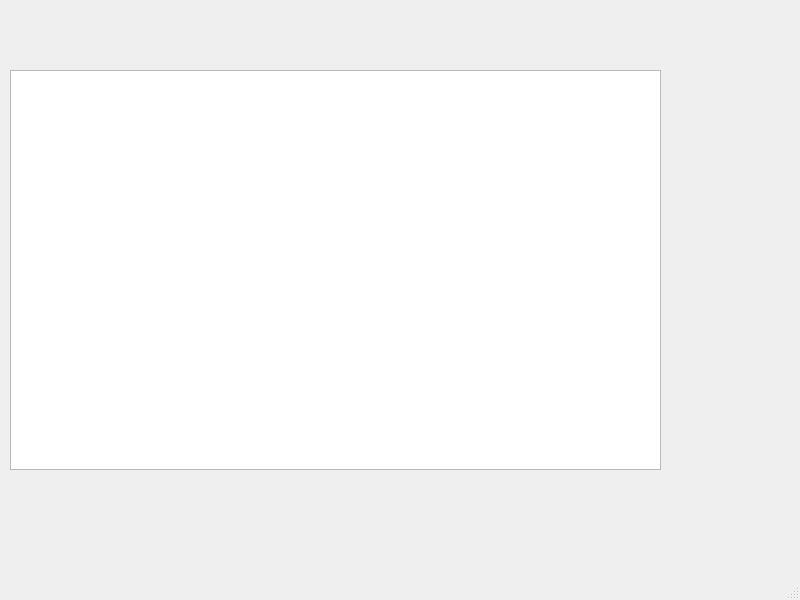
Old version of the form codigoProyectoFinal/mainwindow.ui in the repository EdwinGutierrezAcevedo/ProyectoFinal.
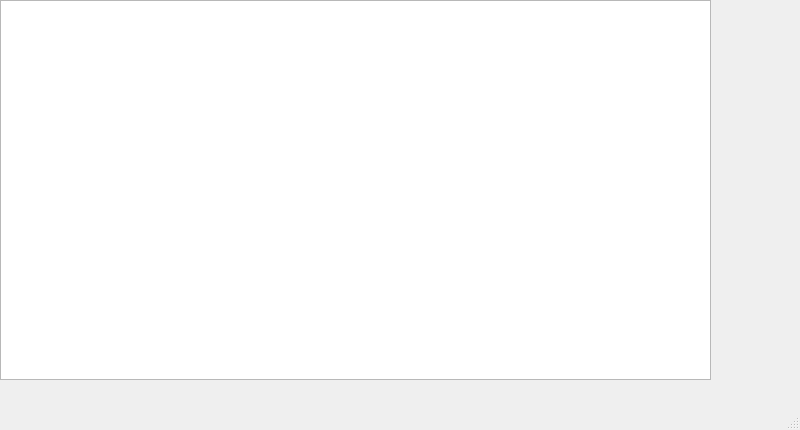
New version of the form.

```diff
--- a/codigoProyectoFinal/mainwindow.ui
+++ b/codigoProyectoFinal/mainwindow.ui
@@ -7,7 +7,7 @@
     <x>0</x>
     <y>0</y>
     <width>800</width>
-    <height>600</height>
+    <height>430</height>
    </rect>
   </property>
   <property name="windowTitle">
@@ -17,10 +17,10 @@
    <widget class="QGraphicsView" name="graphicsView">
     <property name="geometry">
      <rect>
-      <x>10</x>
-      <y>70</y>
-      <width>651</width>
-      <height>400</height>
+      <x>0</x>
+      <y>0</y>
+      <width>711</width>
+      <height>380</height>
      </rect>
     </property>
    </widget>
```
